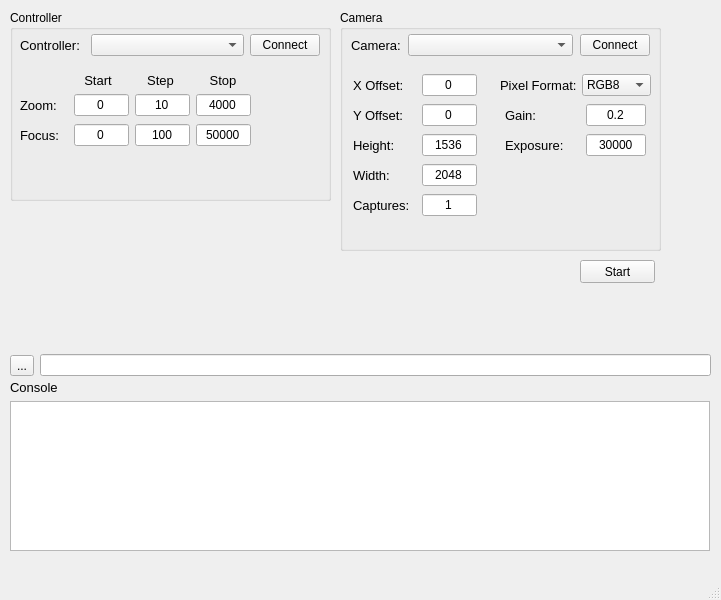
NSWC-Crane/passive_range, file capture_gui/src/capture_gui.ui: the form before one commit.
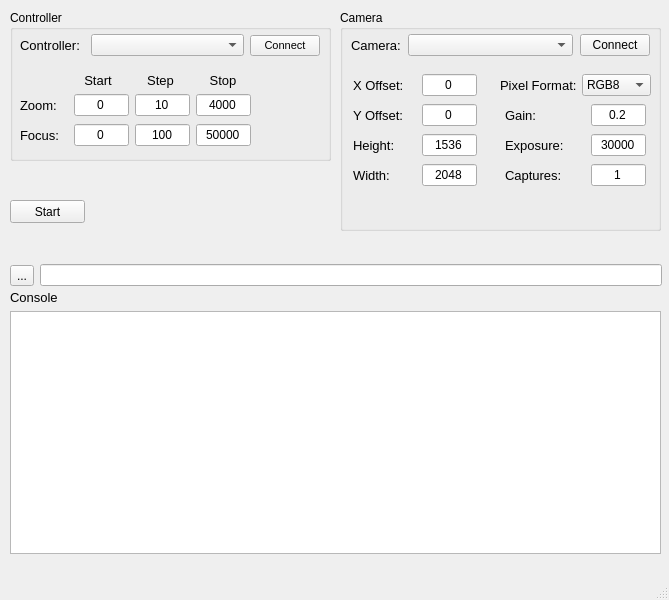
The form after the commit.

Commit message: getting the controller up and running in the gui

Patch:
```diff
--- a/capture_gui/src/capture_gui.ui
+++ b/capture_gui/src/capture_gui.ui
@@ -6,7 +6,7 @@
    <rect>
     <x>0</x>
     <y>0</y>
-    <width>721</width>
+    <width>669</width>
     <height>600</height>
    </rect>
   </property>
@@ -18,9 +18,9 @@
     <property name="geometry">
      <rect>
       <x>10</x>
-      <y>380</y>
-      <width>701</width>
-      <height>171</height>
+      <y>290</y>
+      <width>651</width>
+      <height>264</height>
      </rect>
     </property>
     <layout class="QVBoxLayout" name="verticalLayout">
@@ -41,7 +41,7 @@
        <property name="minimumSize">
         <size>
          <width>0</width>
-         <height>0</height>
+         <height>240</height>
         </size>
        </property>
        <property name="maximumSize">
@@ -50,6 +50,18 @@
          <height>16777215</height>
         </size>
        </property>
+       <property name="font">
+        <font>
+         <family>Terminal</family>
+         <pointsize>9</pointsize>
+        </font>
+       </property>
+       <property name="undoRedoEnabled">
+        <bool>false</bool>
+       </property>
+       <property name="readOnly">
+        <bool>true</bool>
+       </property>
       </widget>
      </item>
     </layout>
@@ -58,8 +70,8 @@
     <property name="geometry">
      <rect>
       <x>10</x>
-      <y>350</y>
-      <width>701</width>
+      <y>260</y>
+      <width>652</width>
       <height>31</height>
      </rect>
     </property>
@@ -75,7 +87,7 @@
       <widget class="QLineEdit" name="save_location">
        <property name="minimumSize">
         <size>
-         <width>669</width>
+         <width>619</width>
          <height>0</height>
         </size>
        </property>
@@ -92,7 +104,7 @@
       <x>10</x>
       <y>10</y>
       <width>321</width>
-      <height>191</height>
+      <height>151</height>
      </rect>
     </property>
     <property name="title">
@@ -144,6 +156,12 @@
           <height>16777215</height>
          </size>
         </property>
+        <property name="font">
+         <font>
+          <family>MS Shell Dlg 2</family>
+          <pointsize>8</pointsize>
+         </font>
+        </property>
         <property name="text">
          <string>Connect</string>
         </property>
@@ -419,7 +437,7 @@
       <x>340</x>
       <y>10</y>
       <width>321</width>
-      <height>241</height>
+      <height>221</height>
      </rect>
     </property>
     <property name="title">
@@ -497,13 +515,13 @@
        <widget class="QLabel" name="label_16">
         <property name="minimumSize">
          <size>
-          <width>40</width>
+          <width>75</width>
           <height>0</height>
          </size>
         </property>
         <property name="maximumSize">
          <size>
-          <width>70</width>
+          <width>75</width>
           <height>16777215</height>
          </size>
         </property>
@@ -521,13 +539,13 @@
        <widget class="QLineEdit" name="exposure">
         <property name="minimumSize">
          <size>
-          <width>60</width>
+          <width>55</width>
           <height>0</height>
          </size>
         </property>
         <property name="maximumSize">
          <size>
-          <width>60</width>
+          <width>55</width>
           <height>16777215</height>
          </size>
         </property>
@@ -791,13 +809,13 @@
        <widget class="QLabel" name="label_15">
         <property name="minimumSize">
          <size>
-          <width>55</width>
+          <width>75</width>
           <height>0</height>
          </size>
         </property>
         <property name="maximumSize">
          <size>
-          <width>70</width>
+          <width>75</width>
           <height>16777215</height>
          </size>
         </property>
@@ -815,13 +833,13 @@
        <widget class="QLineEdit" name="gain">
         <property name="minimumSize">
          <size>
-          <width>60</width>
+          <width>55</width>
           <height>0</height>
          </size>
         </property>
         <property name="maximumSize">
          <size>
-          <width>60</width>
+          <width>55</width>
           <height>16777215</height>
          </size>
         </property>
@@ -897,9 +915,9 @@
     <widget class="QWidget" name="horizontalLayoutWidget_14">
      <property name="geometry">
       <rect>
-       <x>10</x>
-       <y>180</y>
-       <width>131</width>
+       <x>160</x>
+       <y>150</y>
+       <width>151</width>
        <height>31</height>
       </rect>
      </property>
@@ -908,13 +926,13 @@
        <widget class="QLabel" name="label_17">
         <property name="minimumSize">
          <size>
-          <width>20</width>
+          <width>75</width>
           <height>0</height>
          </size>
         </property>
         <property name="maximumSize">
          <size>
-          <width>60</width>
+          <width>75</width>
           <height>16777215</height>
          </size>
         </property>
@@ -956,8 +974,8 @@
    <widget class="QPushButton" name="start_capture">
     <property name="geometry">
      <rect>
-      <x>580</x>
-      <y>260</y>
+      <x>10</x>
+      <y>200</y>
       <width>75</width>
       <height>23</height>
      </rect>
```
Left out of the diff: 2 changed lines with no effect on the pictures. The commit also changes 3 other files.
